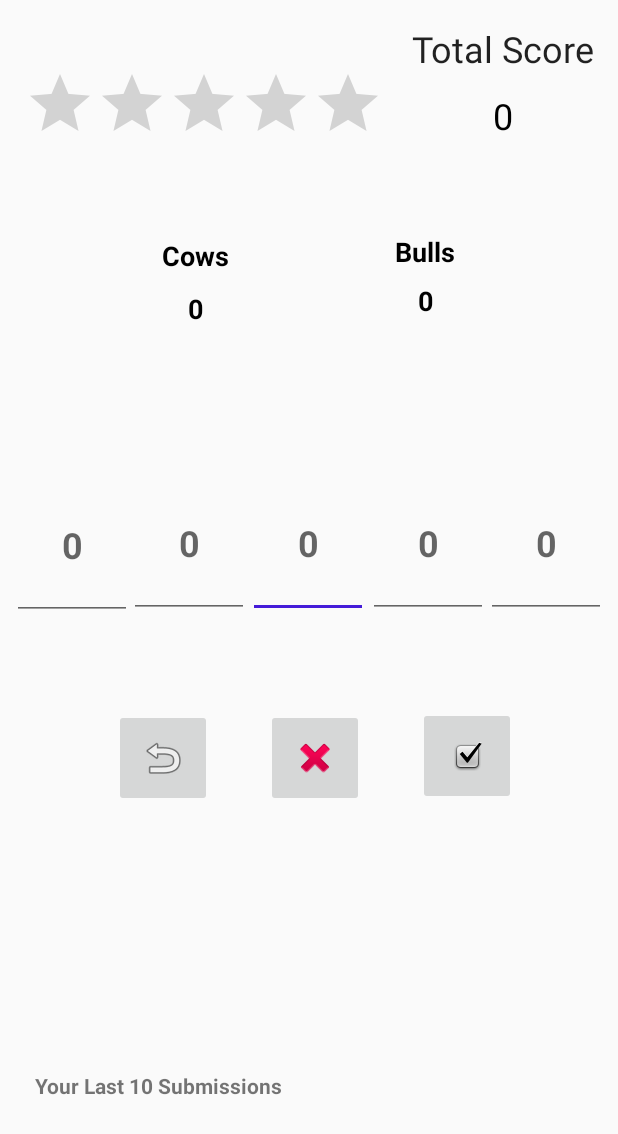
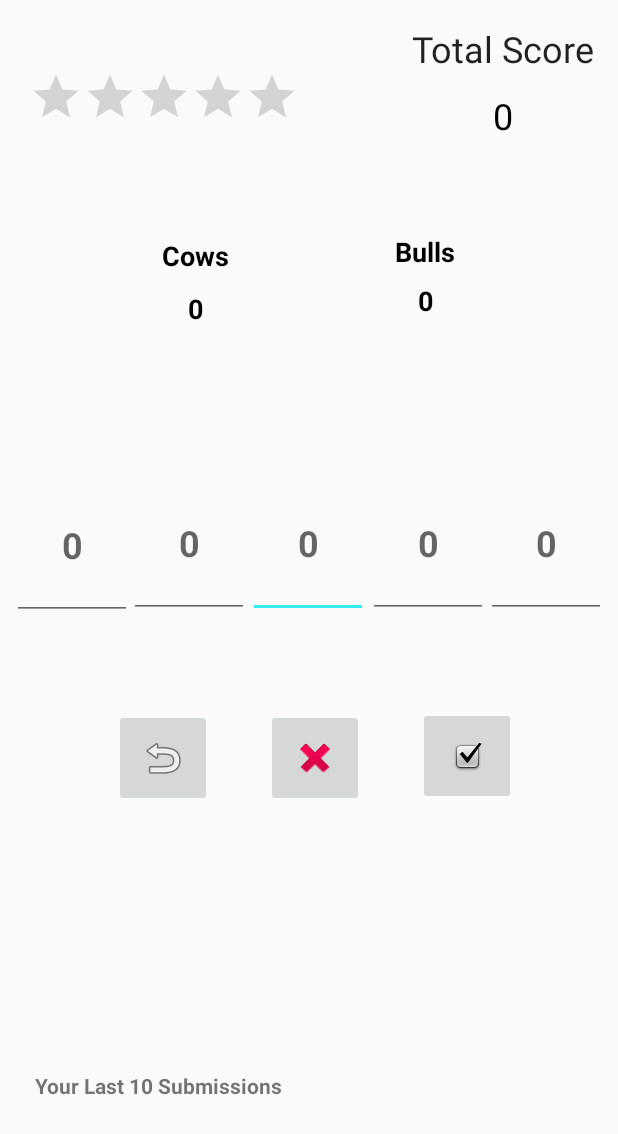
Before and after one commit to kaikaiye/CS125FinalProject, an Android app: the layout activity_five_digit_level.xml on its own in the app's theme, with its tools: preview values and no code run, on a phone screen of 412 x 824 dp. Shown: the top 1134 px of the screen. Run offline under Robolectric (Android 15) with nearby library versions, the light colour scheme and no system bars.

Commit message:
Changed indicator bar

```diff
--- a/app/src/main/res/layout/activity_five_digit_level.xml
+++ b/app/src/main/res/layout/activity_five_digit_level.xml
@@ -241,6 +241,7 @@
 
     <RatingBar
         android:id="@+id/rating"
+        style="?android:attr/ratingBarStyleIndicator"
         android:layout_width="wrap_content"
         android:layout_height="wrap_content"
         android:layout_marginStart="8dp"
--- a/app/src/main/res/layout/activity_four_digit_level.xml
+++ b/app/src/main/res/layout/activity_four_digit_level.xml
@@ -213,6 +213,7 @@
 
     <RatingBar
         android:id="@+id/rating"
+        style="?android:attr/ratingBarStyleIndicator"
         android:layout_width="wrap_content"
         android:layout_height="wrap_content"
         android:layout_marginStart="8dp"
--- a/app/src/main/res/layout/activity_game_end.xml
+++ b/app/src/main/res/layout/activity_game_end.xml
@@ -83,6 +83,7 @@
 
     <RatingBar
         android:id="@+id/rating"
+        style="?android:attr/ratingBarStyleIndicator"
         android:layout_width="wrap_content"
         android:layout_height="wrap_content"
         app:layout_constraintBottom_toTopOf="@+id/restart_button"
--- a/app/src/main/res/layout/activity_three_digit_level.xml
+++ b/app/src/main/res/layout/activity_three_digit_level.xml
@@ -185,6 +185,7 @@
 
     <RatingBar
         android:id="@+id/rating"
+        style="?android:attr/ratingBarStyleIndicator"
         android:layout_width="wrap_content"
         android:layout_height="wrap_content"
         android:layout_marginStart="8dp"
--- a/app/src/main/res/values/colors.xml
+++ b/app/src/main/res/values/colors.xml
@@ -1,6 +1,6 @@
 <?xml version="1.0" encoding="utf-8"?>
 <resources>
-    <color name="colorPrimary">#d2d915</color>
-    <color name="colorPrimaryDark">#00574B</color>
-    <color name="colorAccent">#441bd8</color>
+    <color name="colorPrimary">#040404</color>
+    <color name="colorPrimaryDark">#0b0b0b</color>
+    <color name="colorAccent">#35eaea</color>
 </resources>
--- a/app/src/main/res/values/styles.xml
+++ b/app/src/main/res/values/styles.xml
@@ -1,7 +1,7 @@
 <resources>
 
     <!-- Base application theme. -->
-    <style name="AppTheme" parent="Theme.AppCompat.Light.DarkActionBar">
+    <style name="AppTheme" parent="Theme.AppCompat.Light.NoActionBar">
         <!-- Customize your theme here. -->
         <item name="colorPrimary">@color/colorPrimary</item>
         <item name="colorPrimaryDark">@color/colorPrimaryDark</item>
```
Also changed, not shown: app/src/main/java/com/example/owner/cs125finalproject/FiveDigitLevel.java (+11 -4 lines), app/src/main/java/com/example/owner/cs125finalproject/FourDigitLevel.java (+10 -4 lines), app/src/main/java/com/example/owner/cs125finalproject/ThreeDigitLevel.java (+13 -4 lines).
